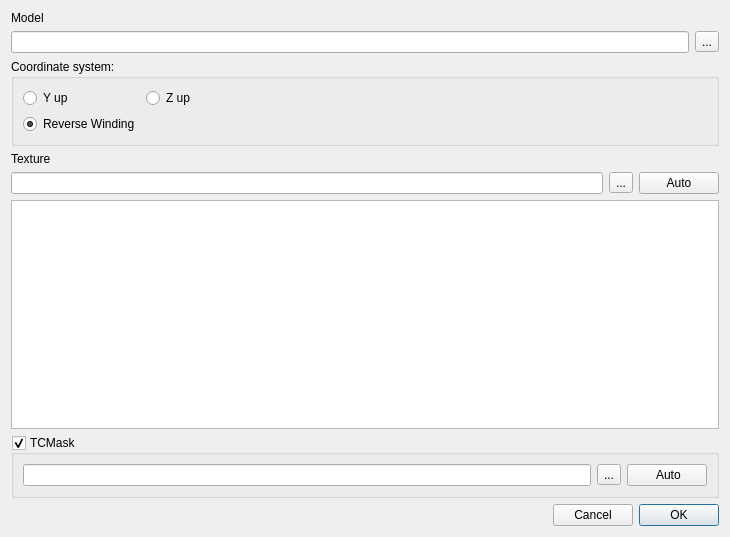
Warzone2100/WMIT, file src/ui/ImportDialog.ui: the form before one commit.
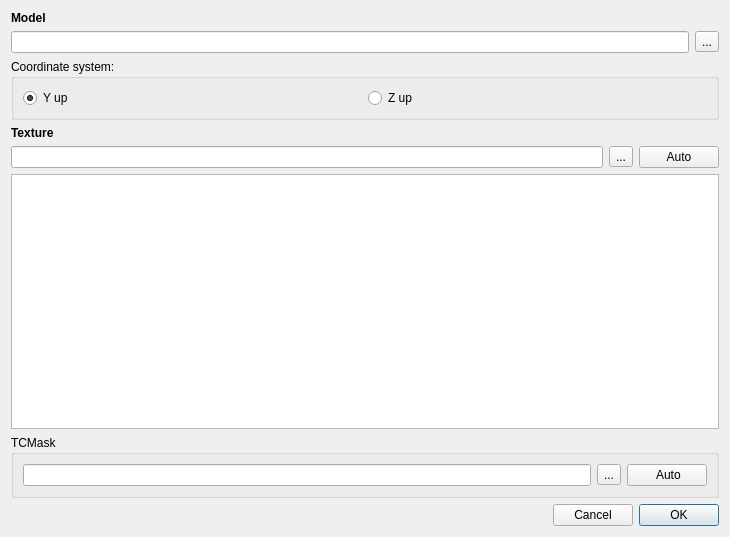
The form after the commit.

Commit message: Import: search for texture in model folder as a last resort

Diff of the .ui file:
```diff
--- a/src/ui/ImportDialog.ui
+++ b/src/ui/ImportDialog.ui
@@ -19,6 +19,12 @@
    </property>
    <item>
     <widget class="QLabel" name="label">
+     <property name="font">
+      <font>
+       <weight>75</weight>
+       <bold>true</bold>
+      </font>
+     </property>
      <property name="text">
       <string>Model</string>
      </property>
@@ -50,42 +56,35 @@
      <property name="title">
       <string>Coordinate system:</string>
      </property>
-     <layout class="QFormLayout" name="formLayout">
-      <item row="1" column="0">
+     <layout class="QHBoxLayout" name="horizontalLayout">
+      <item>
        <widget class="QRadioButton" name="rb_y_up">
         <property name="text">
          <string>Y up</string>
         </property>
         <property name="checked">
-         <bool>false</bool>
+         <bool>true</bool>
         </property>
        </widget>
       </item>
-      <item row="1" column="1">
+      <item>
        <widget class="QRadioButton" name="rb_z_up">
         <property name="text">
          <string>Z up</string>
         </property>
        </widget>
       </item>
-      <item row="2" column="0">
-       <widget class="QRadioButton" name="rb_reverseWindings">
-        <property name="text">
-         <string>Reverse Winding</string>
-        </property>
-        <property name="checked">
-         <bool>true</bool>
-        </property>
-        <property name="autoExclusive">
-         <bool>false</bool>
-        </property>
-       </widget>
-      </item>
      </layout>
     </widget>
    </item>
    <item>
     <widget class="QLabel" name="label_2">
+     <property name="font">
+      <font>
+       <weight>75</weight>
+       <bold>true</bold>
+      </font>
+     </property>
      <property name="text">
       <string>Texture</string>
      </property>
@@ -121,7 +120,7 @@
       <string>TCMask</string>
      </property>
      <property name="checkable">
-      <bool>true</bool>
+      <bool>false</bool>
      </property>
      <layout class="QVBoxLayout" name="verticalLayout">
       <item>
```
The commit also changes 2 other files.
